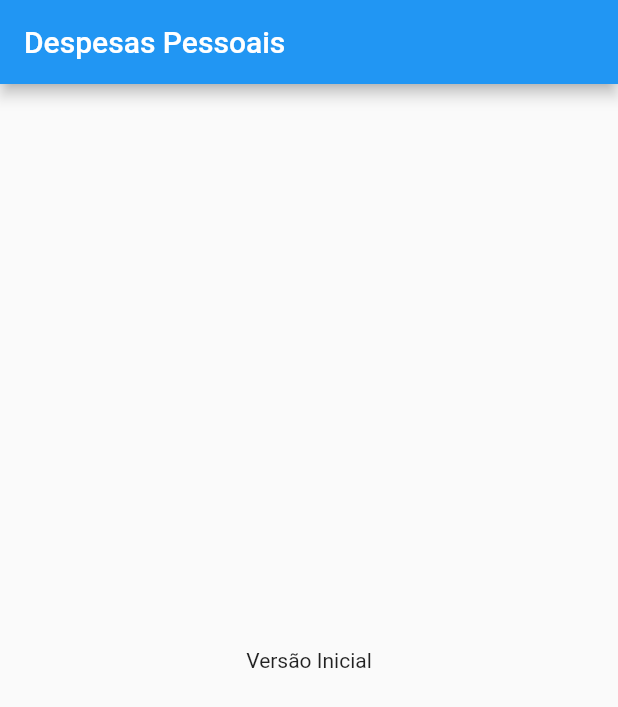
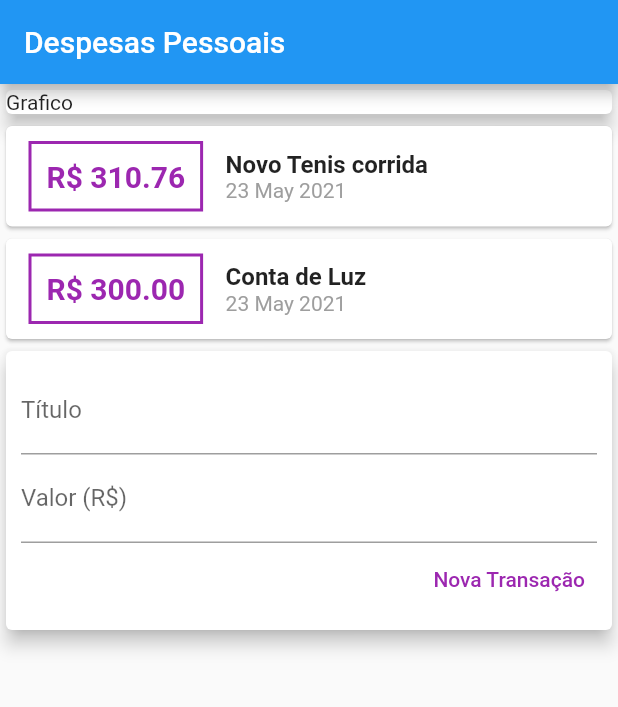
Before and after one commit to mariofelesdossantosjunior/expenses, a Flutter app: the screen it shows after launch, on a phone screen of 412 x 824 dp. Shown: the top 707 px of the screen. Run offline on Flutter 3.47's test engine with Material 2 defaults, Android fonts, the phone set to English and light mode, and no system bars.

Commit message:
add components pattern

```diff
--- /dev/null
+++ b/lib/components/transaction_form.dart
@@ -0,0 +1,47 @@
+import 'package:flutter/material.dart';
+
+class TransactionForm extends StatelessWidget {
+  final titleController = TextEditingController();
+  final valueController = TextEditingController();
+
+  @override
+  Widget build(BuildContext context) {
+    return Card(
+      elevation: 5,
+      child: Padding(
+        padding: const EdgeInsets.all(10.0),
+        child: Column(
+          children: [
+            TextField(
+              controller: titleController,
+              decoration: InputDecoration(
+                labelText: 'Título',
+              ),
+            ),
+            TextField(
+              controller: valueController,
+              decoration: InputDecoration(
+                labelText: 'Valor (R\$)',
+              ),
+            ),
+            Row(
+              mainAxisAlignment: MainAxisAlignment.end,
+              children: [
+                TextButton(
+                  child: Text('Nova Transação'),
+                  style: TextButton.styleFrom(
+                    primary: Colors.purple,
+                  ),
+                  onPressed: () {
+                    print(titleController.text);
+                    print(valueController.text);
+                  },
+                ),
+              ],
+            )
+          ],
+        ),
+      ),
+    );
+  }
+}
--- /dev/null
+++ b/lib/components/transaction_list.dart
@@ -0,0 +1,61 @@
+import 'package:expenses/models/transaction.dart';
+import 'package:flutter/material.dart';
+import 'package:intl/intl.dart';
+
+class TransactionList extends StatelessWidget {
+  final List<Transaction> _transaction;
+
+  TransactionList(this._transaction);
+
+  @override
+  Widget build(BuildContext context) {
+    return Column(
+      children: _transaction.map((transaction) {
+        return Card(
+          child: Row(
+            children: [
+              Container(
+                margin: EdgeInsets.symmetric(
+                  horizontal: 15,
+                  vertical: 10,
+                ),
+                decoration: BoxDecoration(
+                  border: Border.all(
+                    color: Colors.purple,
+                    width: 2,
+                  ),
+                ),
+                padding: EdgeInsets.all(10),
+                child: Text(
+                  'R\$ ${transaction.value.toStringAsFixed(2)}',
+                  style: TextStyle(
+                      fontWeight: FontWeight.bold,
+                      fontSize: 20,
+                      color: Colors.purple),
+                ),
+              ),
+              Column(
+                crossAxisAlignment: CrossAxisAlignment.start,
+                children: [
+                  Text(
+                    transaction.title,
+                    style: TextStyle(
+                      fontWeight: FontWeight.bold,
+                      fontSize: 16,
+                    ),
+                  ),
+                  Text(
+                    DateFormat('d MMM y').format(transaction.date),
+                    style: TextStyle(
+                      color: Colors.grey,
+                    ),
+                  ),
+                ],
+              ),
+            ],
+          ),
+        );
+      }).toList(),
+    );
+  }
+}
--- /dev/null
+++ b/lib/components/transaction_user.dart
@@ -0,0 +1,31 @@
+import 'package:expenses/components/transaction_form.dart';
+import 'package:expenses/components/transaction_list.dart';
+import 'package:expenses/models/transaction.dart';
+import 'package:flutter/material.dart';
+
+class TransactionUser extends StatefulWidget {
+  @override
+  _TransactionUserState createState() => _TransactionUserState();
+}
+
+class _TransactionUserState extends State<TransactionUser> {
+  final _transaction = [
+    Transaction(
+        id: '1',
+        title: 'Novo Tenis corrida',
+        value: 310.76,
+        date: DateTime.now()),
+    Transaction(
+        id: '2', title: 'Conta de Luz', value: 300.0, date: DateTime.now())
+  ];
+
+  @override
+  Widget build(BuildContext context) {
+    return Column(
+      children: [
+        TransactionList(_transaction),
+        TransactionForm(),
+      ],
+    );
+  }
+}
--- a/lib/main.dart
+++ b/lib/main.dart
@@ -1,3 +1,4 @@
+import 'package:expenses/components/transaction_user.dart';
 import 'package:flutter/material.dart';
 
 main() => runApp(ExpensesApp());
@@ -14,16 +15,23 @@ class ExpensesApp extends StatelessWidget {
 }
 
 class MyHomePage extends StatelessWidget {
-  const MyHomePage({Key key}) : super(key: key);
-
   @override
   Widget build(BuildContext context) {
     return Scaffold(
       appBar: AppBar(
         title: Text("Despesas Pessoais"),
       ),
-      body: Center(
-        child: Text("Versão Inicial"),
+      body: Column(
+        crossAxisAlignment: CrossAxisAlignment.stretch,
+        children: [
+          Container(
+            child: Card(
+              child: Text('Grafico'),
+              elevation: 5,
+            ),
+          ),
+          TransactionUser(),
+        ],
       ),
     );
   }
--- /dev/null
+++ b/lib/models/transaction.dart
@@ -0,0 +1,8 @@
+class Transaction {
+  final String id;
+  final String title;
+  final double value;
+  final DateTime date;
+
+  Transaction({this.id, this.title, this.value, this.date});
+}
--- a/pubspec.yaml
+++ b/pubspec.yaml
@@ -23,6 +23,7 @@ environment:
 dependencies:
   flutter:
     sdk: flutter
+  intl: ^0.17.0
 
 
   # The following adds the Cupertino Icons font to your application.
```
Also changed, not shown: pubspec.lock.
